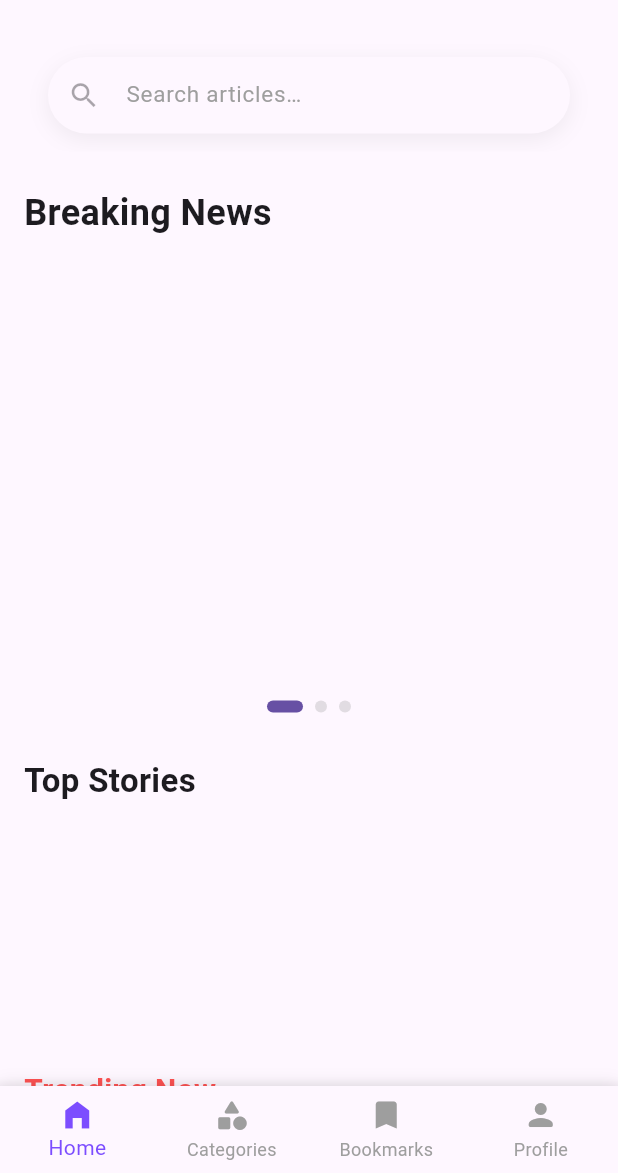
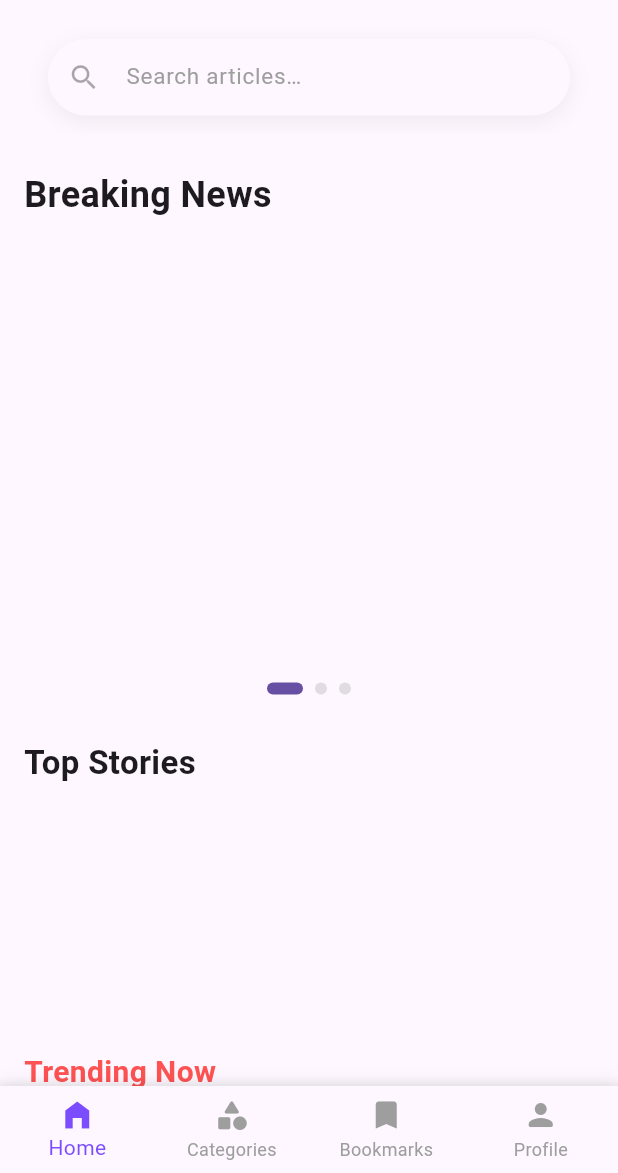
Before and after one commit to MosalahDJ/Newsili, a Flutter app: the screen it shows after launch, on a phone screen of 412 x 824 dp, the part 63-1236 px from its top. Run offline on Flutter 3.47's test engine with Material 3 defaults, Android fonts, the phone set to English and light mode, and no system bars; drawn by our look-alikes of carousel_slider, smooth_page_indicator; our stand-ins replace cached_network_image, equatable, flutter_bloc, flutter_dotenv, share_plus, skeletonizer and 1 more; accounts and stored records are empty; network calls fail.

Commit message:
fix: adjust padding in HomePage for better layout consistency

```diff
--- a/lib/presentation/screens/home_page.dart
+++ b/lib/presentation/screens/home_page.dart
@@ -54,7 +54,7 @@ class _HomePageState extends State<HomePage> {
       child: SingleChildScrollView(
         physics: const AlwaysScrollableScrollPhysics(),
         child: Padding(
-          padding: const EdgeInsets.symmetric(horizontal: 16, vertical: 12),
+          padding: const EdgeInsets.only(left: 16, right: 16, bottom: 12),
           child: Column(
             crossAxisAlignment: CrossAxisAlignment.start,
             children: [
```
